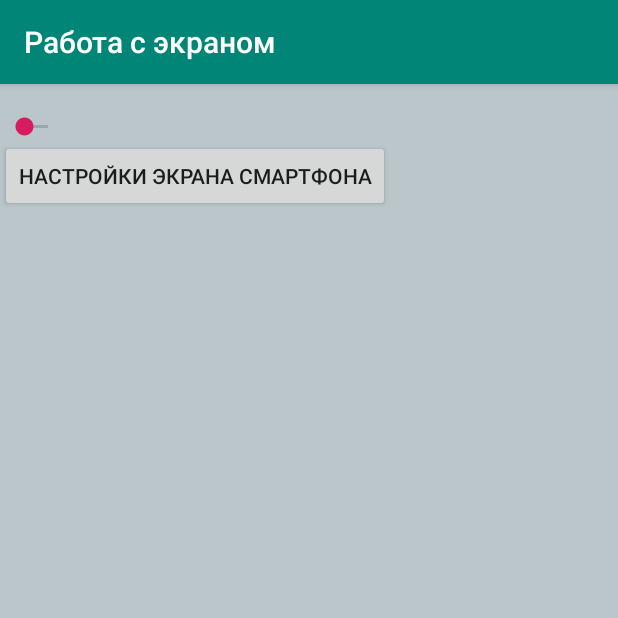
After one commit to sk1ly/KekTestApp, an Android app: the WorkWithDisplayActivity screen opened directly, with no data from a screen before it, on a phone screen of 412 x 824 dp, the top half of it. The commit adds this screen. Run offline under Robolectric (Android 15) with nearby library versions, the phone set to English and light mode, and no system bars.

Commit message:
FIRSTAPP-005 Наработки по активити с экраном

```diff
--- a/app/src/main/AndroidManifest.xml
+++ b/app/src/main/AndroidManifest.xml
@@ -1,5 +1,6 @@
 <?xml version="1.0" encoding="utf-8"?>
 <manifest xmlns:android="http://schemas.android.com/apk/res/android"
+    xmlns:tools="http://schemas.android.com/tools"
     package="ru.sk1ly.firstapp">
 
     <application
@@ -24,6 +25,11 @@
             android:name="ru.sk1ly.firstapp.AboutActivity"
             android:label="@string/activity_about_label"
             android:theme="@style/Theme.AppCompat.Dialog" />
+        <activity
+            android:name="ru.sk1ly.firstapp.WorkWithDisplayActivity"
+            android:label="@string/activity_work_with_display_label" />
     </application>
 
+    <uses-permission android:name="android.permission.WRITE_SETTINGS" tools:ignore="ProtectedPermissions"/>
+
 </manifest>
--- a/app/src/main/java/ru/sk1ly/firstapp/MainActivity.java
+++ b/app/src/main/java/ru/sk1ly/firstapp/MainActivity.java
@@ -111,6 +111,11 @@ public class MainActivity extends AppCompatActivity {
         }
     }
 
+    public void onClickWorkWithDisplayButton(View view) {
+        Intent workWithDisplayIntent = new Intent(MainActivity.this, WorkWithDisplayActivity.class);
+        startActivity(workWithDisplayIntent);
+    }
+
     private void makeOrientationToastText(String orientationType) {
         Toast.makeText(getApplicationContext(), "В данный момент " + orientationType + " ориентация", Toast.LENGTH_LONG).show();
     }
--- /dev/null
+++ b/app/src/main/java/ru/sk1ly/firstapp/WorkWithDisplayActivity.java
@@ -0,0 +1,70 @@
+package ru.sk1ly.firstapp;
+
+import android.content.Intent;
+import android.os.Bundle;
+import android.provider.Settings;
+import android.view.View;
+import android.widget.SeekBar;
+import android.widget.TextView;
+
+import androidx.annotation.Nullable;
+import androidx.appcompat.app.AppCompatActivity;
+
+public class WorkWithDisplayActivity extends AppCompatActivity {
+
+    private TextView mCurrentBrightness;
+    private SeekBar mBrightnessSeekBar;
+
+    @Override
+    protected void onCreate(@Nullable Bundle savedInstanceState) {
+        super.onCreate(savedInstanceState);
+
+        setContentView(R.layout.activity_work_with_display);
+
+        checkWriteSettingsPermission();
+        try {
+            mCurrentBrightness = findViewById(R.id.current_brightness_value);
+            mCurrentBrightness.setText(getString(
+                    R.string.current_brightness_start_text,
+                    Settings.System.getInt(
+                            getContentResolver(),
+                            Settings.System.SCREEN_BRIGHTNESS)));
+        } catch (Settings.SettingNotFoundException e) {
+            e.printStackTrace();
+        }
+
+        mBrightnessSeekBar = findViewById(R.id.brightness_seek_bar);
+        mBrightnessSeekBar.setOnSeekBarChangeListener(new SeekBar.OnSeekBarChangeListener() {
+            @Override
+            public void onProgressChanged(SeekBar seekBar, int i, boolean b) {
+//                TODO Менять mCurrentBrightness
+//                https://stackoverflow.com/questions/18312609/change-the-system-brightness-programmatically
+            }
+
+            @Override
+            public void onStartTrackingTouch(SeekBar seekBar) {
+
+            }
+
+            @Override
+            public void onStopTrackingTouch(SeekBar seekBar) {
+
+            }
+        });
+    }
+
+    public void onClickGoToSystemDisplaySettingsButton(View view) {
+        Intent systemDisplaySettingsIntent = new Intent(Settings.ACTION_DISPLAY_SETTINGS);
+        if (systemDisplaySettingsIntent.resolveActivity(getPackageManager()) != null) {
+            startActivity(systemDisplaySettingsIntent);
+        }
+    }
+
+
+    private void checkWriteSettingsPermission() {
+//        if (Settings.System.canWrite(this)) {
+//        }
+//        TODO Проверять доступ на изменение, если доступа нет, то переводить пользоателя в настройки
+//        https://stackoverflow.com/questions/32083410/cant-get-write-settings-permission
+    }
+}
--- a/app/src/main/res/layout/activity_authorize.xml
+++ b/app/src/main/res/layout/activity_authorize.xml
@@ -7,6 +7,8 @@
     android:background="#BAC6CA"
     android:orientation="vertical"
     tools:context="ru.sk1ly.firstapp.AuthorizeActivity">
+
+<!-- TODO Refactor -->
 
     <EditText
         android:id="@+id/input_first_user_name"
--- /dev/null
+++ b/app/src/main/res/layout/activity_work_with_display.xml
@@ -0,0 +1,30 @@
+<?xml version="1.0" encoding="utf-8"?>
+<LinearLayout xmlns:android="http://schemas.android.com/apk/res/android"
+    xmlns:tools="http://schemas.android.com/tools"
+    android:layout_width="match_parent"
+    android:layout_height="match_parent"
+    android:orientation="vertical"
+    android:background="#BAC6CA"
+    android:layout_centerHorizontal="true"
+    tools:context="ru.sk1ly.firstapp.WorkWithDisplayActivity">
+
+<!--TODO Отцентровать по горизонтали-->
+
+    <TextView
+        android:id="@+id/current_brightness_value"
+        android:layout_width="wrap_content"
+        android:layout_height="wrap_content"/>
+
+    <SeekBar
+        android:id="@+id/brightness_seek_bar"
+        android:layout_width="wrap_content"
+        android:layout_height="wrap_content"/>
+
+    <Button
+        android:id="@+id/go_to_system_display_settings_button"
+        android:layout_width="wrap_content"
+        android:layout_height="wrap_content"
+        android:onClick="onClickGoToSystemDisplaySettingsButton"
+        android:text="@string/go_to_system_display_settings_button_text" />
+
+</LinearLayout>
--- a/app/src/main/res/values/strings.xml
+++ b/app/src/main/res/values/strings.xml
@@ -4,10 +4,12 @@
     <string name="activity_main_label">Главное меню</string>
     <string name="activity_authorize_label">Авторизация</string>
     <string name="activity_about_label">О приложении</string>
+    <string name="activity_work_with_display_label">Работа с экраном</string>
     <string name="authorize_button_text">Авторизоваться</string>
     <string name="say_kek_button_text">Сказать Кек</string>
     <string name="say_kek_with_ricardo_button_text">Сказать Кек и показать Рикардо</string>
     <string name="get_orientation_button_text">Узнать ориентацию</string>
+    <string name="work_with_display_button_text">Поработать с экраном</string>
     <string name="hello_before_user_name">Здравствуй,</string>
     <string name="default_first_user_name">Неизвестный</string>
     <string name="default_second_user_name">пользователь</string>
@@ -18,4 +20,6 @@
     <string name="action_authorize">Авторизоваться</string>
     <string name="action_settings">Настройки</string>
     <string name="action_about_app">О приложении</string>
+    <string name="go_to_system_display_settings_button_text">Настройки экрана смартфона</string>
+    <string name="current_brightness_start_text">Текущая яркость экрана: %1$d</string>
 </resources>
```
Also changed, not shown: app/src/main/res/layout/activity_main.xml (+7 -0 lines).
